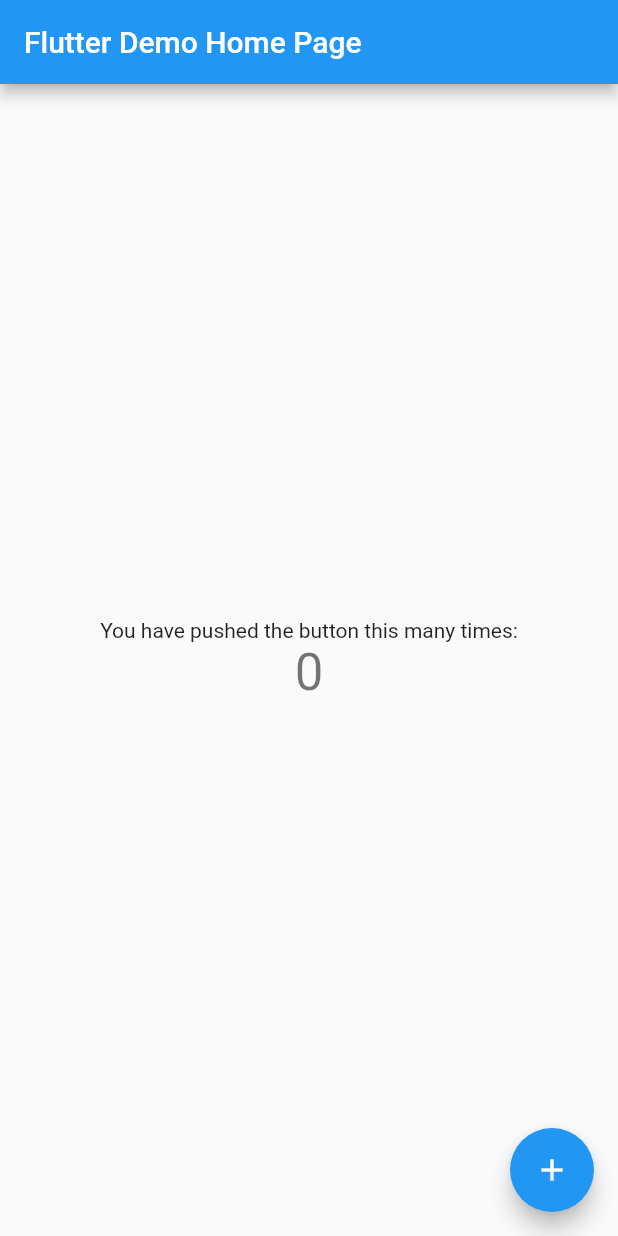
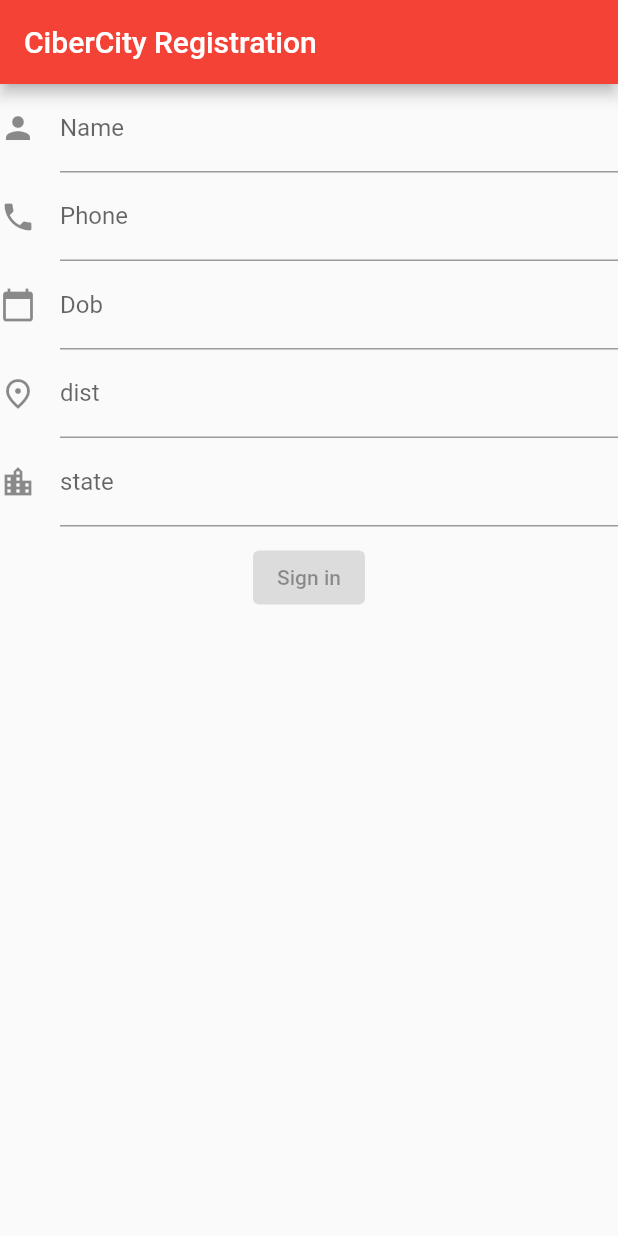
Before and after one commit to arunprasathd005/cybercity, a Flutter app: the screen it shows after launch, on a phone screen of 412 x 824 dp. Run offline on Flutter 3.47's test engine with Material 2 defaults, Android fonts, the phone set to English and light mode, and no system bars.

Commit message:
updated login form

```diff
--- a/lib/main.dart
+++ b/lib/main.dart
@@ -1,115 +1,97 @@
 import 'package:flutter/material.dart';
 
-void main() {
-  runApp(const MyApp());
-}
+void main() => runApp(MyApp());
 
 class MyApp extends StatelessWidget {
-  const MyApp({super.key});
-
-  // This widget is the root of your application.
   @override
   Widget build(BuildContext context) {
+    final appTitle = 'CiberCity Registration';
     return MaterialApp(
-      title: 'Flutter Demo',
-      theme: ThemeData(
-        // This is the theme of your application.
-        //
-        // Try running your application with "flutter run". You'll see the
-        // application has a blue toolbar. Then, without quitting the app, try
-        // changing the primarySwatch below to Colors.green and then invoke
-        // "hot reload" (press "r" in the console where you ran "flutter run",
-        // or simply save your changes to "hot reload" in a Flutter IDE).
-        // Notice that the counter didn't reset back to zero; the application
-        // is not restarted.
-        primarySwatch: Colors.blue,
+      title: appTitle,
+      debugShowCheckedModeBanner: false,
+      home: Scaffold(
+        appBar: AppBar(
+          backgroundColor: Colors.red,
+          title: Text(appTitle),
+        ),
+        body: MyCustomForm(),
       ),
-      home: const MyHomePage(title: 'Flutter Demo Home Page'),
     );
   }
 }
-
-class MyHomePage extends StatefulWidget {
-  const MyHomePage({super.key, required this.title});
-
-  // This widget is the home page of your application. It is stateful, meaning
-  // that it has a State object (defined below) that contains fields that affect
-  // how it looks.
-
-  // This class is the configuration for the state. It holds the values (in this
-  // case the title) provided by the parent (in this case the App widget) and
-  // used by the build method of the State. Fields in a Widget subclass are
-  // always marked "final".
-
-  final String title;
-
+// Create a Form widget.
+class MyCustomForm extends StatefulWidget {
   @override
-  State<MyHomePage> createState() => _MyHomePageState();
+  MyCustomFormState createState() {
+    return MyCustomFormState();
+  }
 }
-
-class _MyHomePageState extends State<MyHomePage> {
-  int _counter = 0;
-
-  void _incrementCounter() {
-    setState(() {
-      // This call to setState tells the Flutter framework that something has
-      // changed in this State, which causes it to rerun the build method below
-      // so that the display can reflect the updated values. If we changed
-      // _counter without calling setState(), then the build method would not be
-      // called again, and so nothing would appear to happen.
-      _counter++;
-    });
-  }
+// Create a corresponding State class. This class holds data related to the form.
+class MyCustomFormState extends State<MyCustomForm> {
+  // Create a global key that uniquely identifies the Form widget
+  // and allows validation of the form.
+  final _formKey = GlobalKey<FormState>();
 
   @override
   Widget build(BuildContext context) {
-    // This method is rerun every time setState is called, for instance as done
-    // by the _incrementCounter method above.
-    //
-    // The Flutter framework has been optimized to make rerunning build methods
-    // fast, so that you can just rebuild anything that needs updating rather
-    // than having to individually change instances of widgets.
-    return Scaffold(
-      appBar: AppBar(
-        // Here we take the value from the MyHomePage object that was created by
-        // the App.build method, and use it to set our appbar title.
-        title: Text(widget.title),
+    // Build a Form widget using the _formKey created above.
+    return Form(
+      key: _formKey,
+      child: Column(
+        crossAxisAlignment: CrossAxisAlignment.start,
+        children: <Widget>[
+          TextFormField(
+            decoration: const InputDecoration(
+              icon: const Icon(Icons.person),
+              hintText: 'Enter your name',
+              labelText: 'Name',
+            ),
+          ),
+          TextFormField(
+            decoration: const InputDecoration(
+              icon: const Icon(Icons.phone),
+              hintText: 'Enter a phone number',
+              labelText: 'Phone',
+            ),
+          ),
+          TextFormField(
+            decoration: const InputDecoration(
+              icon: const Icon(Icons.calendar_today),
+              hintText: 'Enter your date of birth',
+              labelText: 'Dob',
+            ),
+          ),
+          TextFormField(
+            decoration: const InputDecoration(
+              icon: const Icon(Icons.place_outlined),
+              hintText: 'Enter your District',
+              labelText: 'dist',
+            ),
+          ),
+          TextFormField(
+            decoration: const InputDecoration(
+              icon: const Icon(Icons.location_city),
+              hintText: 'Enter your State',
+              labelText: 'state',
+            ),
+          ),
+          Center(
+            child: Container(
+              margin: EdgeInsets.all(10),
+              child: ElevatedButton(
+                onPressed: null,
+                child: Text(
+                    "Sign in"
+                ),
+                style: ElevatedButton.styleFrom(
+                  backgroundColor: Colors.red,
+                ),
+              ),
+            ),
+          )
+
+        ],
       ),
-      body: Center(
-        // Center is a layout widget. It takes a single child and positions it
-        // in the middle of the parent.
-        child: Column(
-          // Column is also a layout widget. It takes a list of children and
-          // arranges them vertically. By default, it sizes itself to fit its
-          // children horizontally, and tries to be as tall as its parent.
-          //
-          // Invoke "debug painting" (press "p" in the console, choose the
-          // "Toggle Debug Paint" action from the Flutter Inspector in Android
-          // Studio, or the "Toggle Debug Paint" command in Visual Studio Code)
-          // to see the wireframe for each widget.
-          //
-          // Column has various properties to control how it sizes itself and
-          // how it positions its children. Here we use mainAxisAlignment to
-          // center the children vertically; the main axis here is the vertical
-          // axis because Columns are vertical (the cross axis would be
-          // horizontal).
-          mainAxisAlignment: MainAxisAlignment.center,
-          children: <Widget>[
-            const Text(
-              'You have pushed the button this many times:',
-            ),
-            Text(
-              '$_counter',
-              style: Theme.of(context).textTheme.headlineMedium,
-            ),
-          ],
-        ),
-      ),
-      floatingActionButton: FloatingActionButton(
-        onPressed: _incrementCounter,
-        tooltip: 'Increment',
-        child: const Icon(Icons.add),
-      ), // This trailing comma makes auto-formatting nicer for build methods.
     );
   }
 }
```
